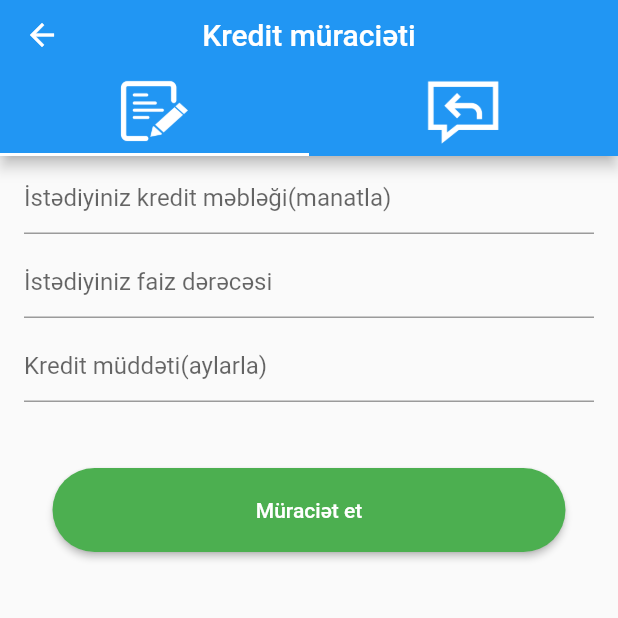
After one commit to quTurabqu/BaramaHackathonMobileClient, a Flutter app: the LoanApplicationPage screen opened directly, on a phone screen of 412 x 824 dp, the top half of it. The commit adds this screen. Run offline on Flutter 3.47's test engine with Material 2 defaults, Android fonts, the phone set to English and light mode, and no system bars.

```diff
--- a/lib/pages/landing_page.dart
+++ b/lib/pages/landing_page.dart
@@ -17,7 +17,7 @@ class LandingPage extends StatelessWidget {
               onPressed: () {
                 Navigator.push(
                     context,
-                    MaterialPageRoute(
+                    MaterialPageRoute<LoginPage>(
                       builder: (context) => LoginPage(),
                     ));
               },
@@ -27,7 +27,7 @@ class LandingPage extends StatelessWidget {
               onPressed: () {
                 Navigator.push(
                     context,
-                    MaterialPageRoute(
+                    MaterialPageRoute<RegisterPage>(
                       builder: (context) => RegisterPage(),
                     ));
               },
--- /dev/null
+++ b/lib/pages/loan_application.dart
@@ -0,0 +1,52 @@
+import 'package:flutter/material.dart';
+
+
+import '../tabs/application_responses.dart';
+import '../tabs/application_submissions.dart';
+
+
+
+class LoanApplicationPage extends StatefulWidget {
+  @override
+  State<StatefulWidget> createState() {
+
+    return _StateLoanApplicationPage();
+  }
+}
+
+class _StateLoanApplicationPage extends State<LoanApplicationPage> {
+  @override
+  Widget build(BuildContext context) {
+    return DefaultTabController(
+      length: 2,
+      child: Scaffold(
+        appBar: AppBar(
+          title: Text('Kredit müraciəti'),
+          centerTitle: true,
+          bottom: TabBar(
+            tabs: <Widget>[
+              Container(
+                child: Tab(icon: Image.asset('assets/apply.png')),
+                margin: EdgeInsets.all(5.0),
+              ),
+              Container(
+                child: Tab(icon: Image.asset('assets/responses.png')),
+                margin: EdgeInsets.all(5.0),
+              ),
+            ],
+          ),
+        ),
+        body: TabBarView(
+          children: <Widget>[
+            Center(
+              child: getSubmissionTab(),
+            ),
+            Center(
+              child: getResponsesTab(),
+            ),
+          ],
+        ),
+      ),
+    );
+  }
+}
--- a/lib/pages/register_page.dart
+++ b/lib/pages/register_page.dart
@@ -43,7 +43,11 @@ class _RegisterPageState extends State<RegisterPage>{
             CustomComponents.textField('e-mail', false, true, emailFieldController),
             CustomComponents.textField('Password', true, false, passwordFieldController),
 
-            CustomComponents.button('Qeydiyyatdan keç', () {}),
+            CustomComponents.button('Qeydiyyatdan keç', () {
+              setState(() {
+
+              });
+            }),
           ],
         ),
       ),
--- /dev/null
+++ b/lib/tabs/application_responses.dart
@@ -0,0 +1,13 @@
+import 'package:flutter/material.dart';
+
+
+Widget getResponsesTab() {
+
+  return Container(
+    child: ListView(
+      children: <Widget>[
+
+      ],
+    ),
+  );
+}
--- /dev/null
+++ b/lib/tabs/application_submissions.dart
@@ -0,0 +1,40 @@
+import 'package:flutter/material.dart';
+
+import '../custom_components.dart';
+
+Widget getSubmissionTab() {
+
+  TextEditingController loanAmountController = TextEditingController();
+  TextEditingController loanRateController = TextEditingController();
+  TextEditingController loanDurationController = TextEditingController();
+
+  return Container(
+    child: ListView(
+      children: <Widget>[
+        CustomComponents.aTextField(
+          'İstədiyiniz kredit məbləği(manatla)',
+          TextInputType.number,
+          loanAmountController,
+        ),
+        CustomComponents.aTextField(
+          'İstədiyiniz faiz dərəcəsi',
+          TextInputType.number,
+          loanRateController,
+        ),
+        CustomComponents.aTextField(
+          'Kredit müddəti(aylarla)',
+          TextInputType.number,
+          loanDurationController,
+        ),
+        CustomComponents.button(
+          'Müraciət et',
+          () {
+            print(loanDurationController.text);
+            print(loanRateController.text);
+            print(loanAmountController.text);
+          },
+        ),
+      ],
+    ),
+  );
+}
--- a/pubspec.yaml
+++ b/pubspec.yaml
@@ -15,6 +15,7 @@ environment:
 dependencies:
   flutter:
     sdk: flutter
+  http: ^0.12.0
 
   # The following adds the Cupertino Icons font to your application.
   # Use with the CupertinoIcons class for iOS style icons.
@@ -39,6 +40,10 @@ flutter:
   # To add assets to your application, add an assets section, like this:
   assets:
     - assets/user.png
+    - assets/loan.png
+    - assets/expense.png
+    - assets/apply.png
+    - assets/responses.png
 
 
   # An image asset can refer to one or more resolution-specific "variants", see
```
Also changed, not shown: lib/api_reguests/api_request.dart (added, +43 -0 lines), lib/custom_components.dart (+19 -9 lines), lib/pages/budget_page.dart (+24 -3 lines), lib/pages/login_page.dart (+26 -10 lines), assets/apply.png (added), assets/expense.png (added), assets/loan.png (added), assets/responses.png (added).
